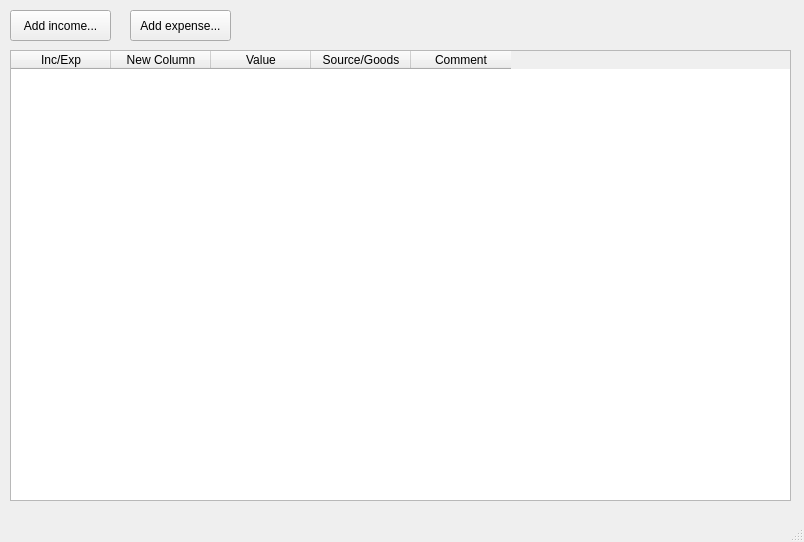
Old version of the form ui/mainwindow.ui in the repository maxjamcitar/purseqt.
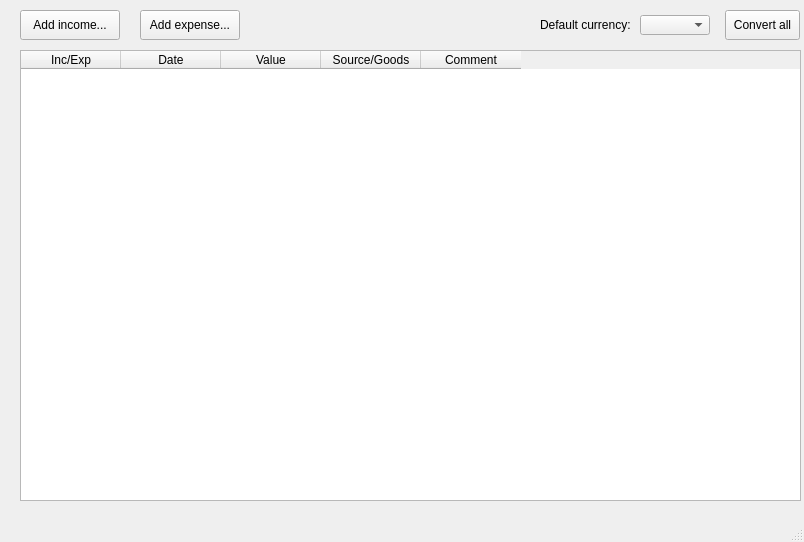
New version of the form.

Patch:
```diff
--- a/ui/mainwindow.ui
+++ b/ui/mainwindow.ui
@@ -17,7 +17,7 @@
    <widget class="QTableWidget" name="tableTransactions">
     <property name="geometry">
      <rect>
-      <x>10</x>
+      <x>20</x>
       <y>50</y>
       <width>781</width>
       <height>451</height>
@@ -33,7 +33,7 @@
     </column>
     <column>
      <property name="text">
-      <string>New Column</string>
+      <string>Date</string>
      </property>
     </column>
     <column>
@@ -55,10 +55,10 @@
    <widget class="QPushButton" name="buttonAddIncome">
     <property name="geometry">
      <rect>
-      <x>10</x>
+      <x>20</x>
       <y>10</y>
-      <width>101</width>
-      <height>31</height>
+      <width>100</width>
+      <height>30</height>
      </rect>
     </property>
     <property name="text">
@@ -68,16 +68,52 @@
    <widget class="QPushButton" name="buttonAddExpense">
     <property name="geometry">
      <rect>
-      <x>130</x>
+      <x>140</x>
       <y>10</y>
-      <width>101</width>
-      <height>31</height>
+      <width>100</width>
+      <height>30</height>
      </rect>
     </property>
     <property name="text">
      <string>Add expense...</string>
     </property>
    </widget>
+   <widget class="QComboBox" name="comboBoxActiveCurrency">
+    <property name="geometry">
+     <rect>
+      <x>640</x>
+      <y>15</y>
+      <width>70</width>
+      <height>20</height>
+     </rect>
+    </property>
+   </widget>
+   <widget class="QLabel" name="labelActiveCurrency">
+    <property name="geometry">
+     <rect>
+      <x>540</x>
+      <y>15</y>
+      <width>90</width>
+      <height>20</height>
+     </rect>
+    </property>
+    <property name="text">
+     <string>Default currency:</string>
+    </property>
+   </widget>
+   <widget class="QPushButton" name="buttonConvertMngr">
+    <property name="geometry">
+     <rect>
+      <x>725</x>
+      <y>10</y>
+      <width>75</width>
+      <height>30</height>
+     </rect>
+    </property>
+    <property name="text">
+     <string>Convert all</string>
+    </property>
+   </widget>
   </widget>
   <widget class="QMenuBar" name="menubar">
    <property name="geometry">
```
